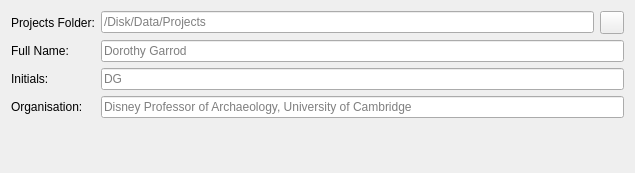
Before: the Qt Designer form ark/gui/ui/preferences_widget_base.ui in lparchaeology/ArkPlan, drawn with Qt 5.
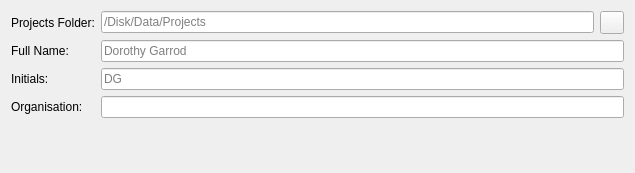
After: the same form once the commit is applied. Icons and pictures are not drawn.

```diff
--- a/ark/gui/ui/preferences_widget_base.ui
+++ b/ark/gui/ui/preferences_widget_base.ui
@@ -82,9 +82,6 @@
    </item>
    <item row="3" column="1" colspan="2">
     <widget class="QLineEdit" name="organisationEdit">
-     <property name="placeholderText">
-      <string>Disney Professor of Archaeology, University of Cambridge</string>
-     </property>
     </widget>
    </item>
    <item row="4" column="0" colspan="3">
```
